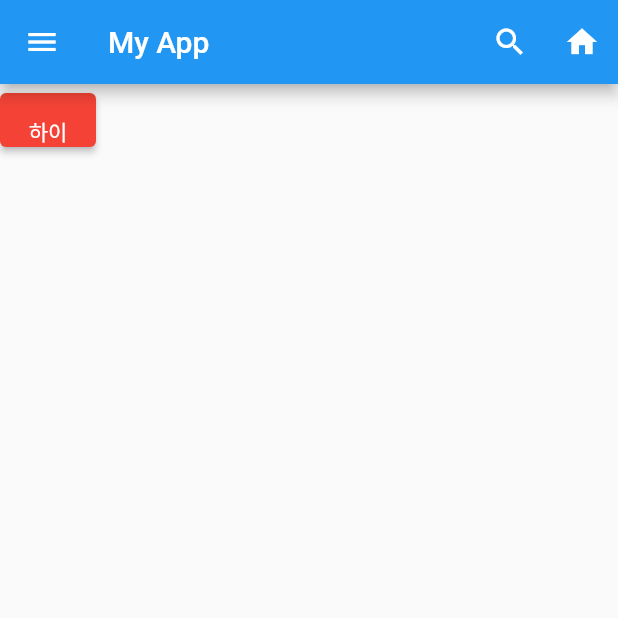
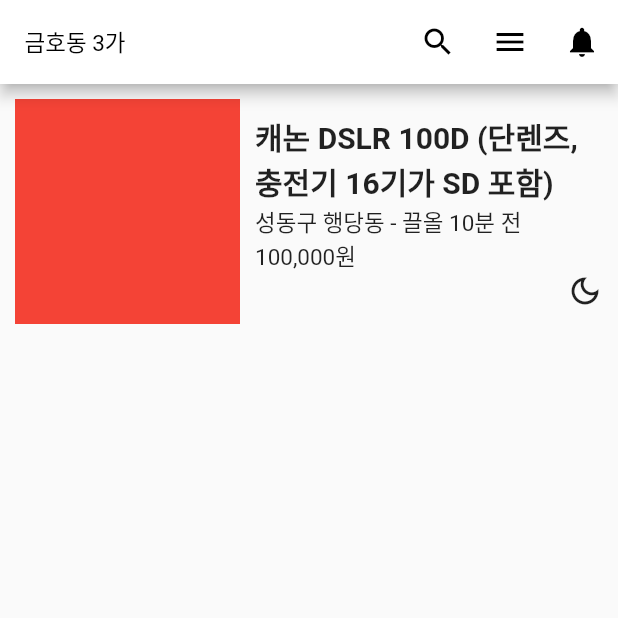
Before and after one commit to eggfreitag/learn_flutter, a Flutter app: the screen it shows after launch, on a phone screen of 412 x 824 dp, the top half of it. Run offline on Flutter 3.47's test engine with Material 2 defaults, Android fonts, the phone set to English and light mode, and no system bars.

Commit message:
스타일링 클론코딩 해보기

```diff
--- a/lib/main.dart
+++ b/lib/main.dart
@@ -1,3 +1,5 @@
+import 'dart:ui';
+
 import 'package:flutter/material.dart';
 
 void main() {
@@ -12,17 +14,34 @@ class MyApp extends StatelessWidget {
     return MaterialApp(
       home: Scaffold(
         appBar: AppBar(
-          title: Text("My App"),
+          backgroundColor: Color(Colors.white.value),
           centerTitle: false,
-          leading: Icon(Icons.menu),
+          leading: Center(
+            child: Text(
+              "금호동 3가",
+              textAlign: TextAlign.center,
+              style: TextStyle(
+                fontSize: 15,
+                color: Colors.black,
+              ),
+            ),
+          ),
+          leadingWidth: 100,
           actions: [
             IconButton(
               icon: Icon(Icons.search),
               onPressed: () => print("검색"),
+              color: Colors.black,
             ),
             IconButton(
-              icon: Icon(Icons.home),
-              onPressed: () => print("홈"),
+              icon: Icon(Icons.menu),
+              onPressed: () => print("Menu"),
+              color: Colors.black,
+            ),
+            IconButton(
+              icon: Icon(Icons.notifications),
+              onPressed: () => print("Notifications"),
+              color: Colors.black,
             ),
           ],
         ),
@@ -30,17 +49,54 @@ class MyApp extends StatelessWidget {
         //   child: Text("하이"),
         //   onPressed: () => print("하이"),
         // ),
-        body: ElevatedButton(
-          onPressed: () => print("하이"),
-          style: ButtonStyle(
-              alignment: Alignment.bottomCenter,
-              backgroundColor: MaterialStateProperty.all(Colors.red)),
-          child: Text("하이"),
-        ),
+        // body: ElevatedButton(
+        //   onPressed: () => print("하이"),
+        //   style: ButtonStyle(
+        //       alignment: Alignment.bottomCenter,
+        //       backgroundColor: MaterialStateProperty.all(Colors.red)),
+        //   child: Text("하이"),
+        // ),
         // body: IconButton(
         //   icon: Icon(Icons.home),
         //   onPressed: () => print("하이"),
         // ),
+        body: Row(
+          crossAxisAlignment: CrossAxisAlignment.center,
+          children: [
+            Container(
+              width: 150,
+              height: 150,
+              color: Colors.red,
+              margin: EdgeInsets.fromLTRB(10, 10, 10, 10),
+            ),
+            Expanded(
+              child: SizedBox(
+                height: 150,
+                child: Padding(
+                  padding: EdgeInsets.fromLTRB(0, 10, 10, 10),
+                  child: Column(
+                    crossAxisAlignment: CrossAxisAlignment.start,
+                    mainAxisAlignment: MainAxisAlignment.spaceBetween,
+                    children: [
+                      Text(
+                        "캐논 DSLR 100D (단렌즈, 충전기 16기가 SD 포함)",
+                        style: TextStyle(
+                            fontSize: 20, fontWeight: FontWeight.bold),
+                      ),
+                      Text("성동구 행당동 - 끌올 10분 전",
+                          style: TextStyle(fontSize: 15)),
+                      Text("100,000원", style: TextStyle(fontSize: 15)),
+                      Container(
+                        alignment: Alignment.centerRight,
+                        child: Icon(Icons.dark_mode_outlined),
+                      )
+                    ],
+                  ),
+                ),
+              ),
+            ),
+          ],
+        ),
       ),
     );
   }
```
